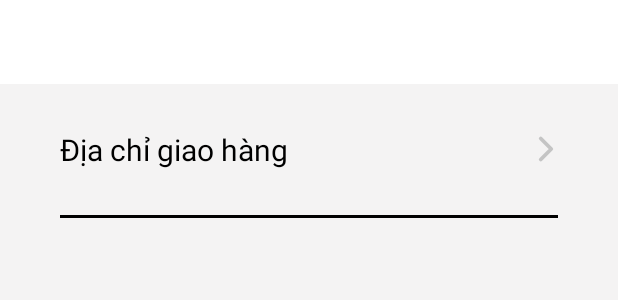
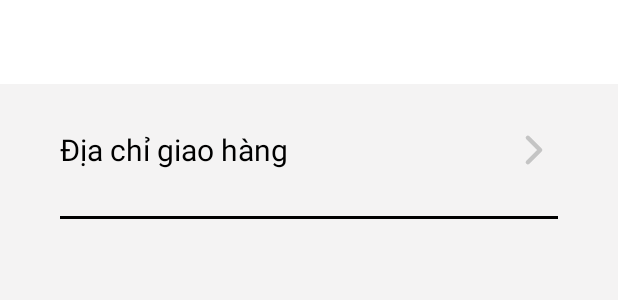
Before and after one commit to DuAnTopNghiepMD05/AppDuAnMD05, an Android app: the layout layout_setting.xml on its own in the app's theme, with its tools: preview values and no code run, on a phone screen of 412 x 824 dp. Shown: the top 300 px of the screen. Run offline under Robolectric (Android 15) with nearby library versions, the light colour scheme and no system bars.

Commit message:
son update setting

```diff
--- a/app/src/main/res/layout/layout_cap_nhat_dia_chi.xml
+++ b/app/src/main/res/layout/layout_cap_nhat_dia_chi.xml
@@ -2,7 +2,7 @@
 <LinearLayout xmlns:android="http://schemas.android.com/apk/res/android"
     android:layout_width="match_parent"
     android:layout_height="match_parent"
-    android:background="#F4F3F3"
+    android:background="#F4F3f3"
     android:orientation="vertical">
 
     <androidx.appcompat.widget.Toolbar
--- a/app/src/main/res/layout/layout_setting.xml
+++ b/app/src/main/res/layout/layout_setting.xml
@@ -40,11 +40,11 @@
                />
 
             <ImageView
-                android:id="@+id/profile_AdressArrow"
-                android:layout_width="24dp"
-                android:layout_height="24dp"
+                android:id="@+id/setting_changePassArrow"
+                android:layout_width="28dp"
+                android:layout_height="28dp"
                 android:layout_gravity="center_vertical"
-                android:layout_marginLeft="160dp"
+                android:layout_marginLeft="150dp"
                 android:scaleType="fitXY"
                 android:src="@drawable/img_iconly_light_arrow" />
         </LinearLayout>
```
